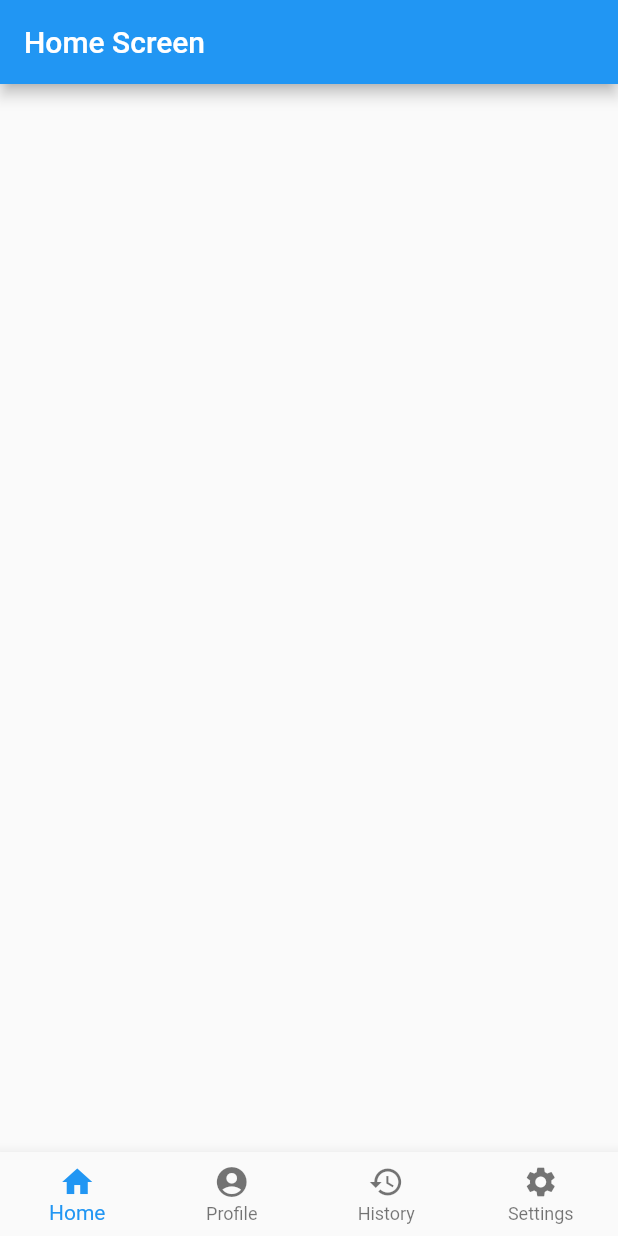
After one commit to keshav155/CivicConnect, a Flutter app: the screen it shows after launch, on a phone screen of 412 x 824 dp. The commit adds this screen. Run offline on Flutter 3.47's test engine with Material 2 defaults, Android fonts, the phone set to English and light mode, and no system bars; Roboto replaces fonts that are missing (OpenSans).

Commit message:
Adding the navigation and screens for the user side

```diff
--- a/civic_connect/lib/main.dart
+++ b/civic_connect/lib/main.dart
@@ -1,117 +1,48 @@
+import 'package:civic_connect/screens/user/forum_screen.dart';
+import 'package:civic_connect/screens/user/history_screen.dart';
+import 'package:civic_connect/screens/user/home_screen.dart';
+import 'package:civic_connect/screens/user/onboarding_screen.dart';
+import 'package:civic_connect/screens/user/settings_screen.dart';
+import 'package:civic_connect/screens/user/user_screen.dart';
+import 'package:civic_connect/widgets/UserBottomNavigationBar.dart';
 import 'package:flutter/material.dart';
 
-void main() {
-  runApp(MyApp());
+void main() => runApp(CivicConnect());
+
+class CivicConnect extends StatefulWidget {
+  @override
+  _CivicConnectState createState() => _CivicConnectState();
 }
 
-class MyApp extends StatelessWidget {
-  // This widget is the root of your application.
+class _CivicConnectState extends State<CivicConnect> {
   @override
+  void initState() {
+    super.initState();
+  }
+
   Widget build(BuildContext context) {
     return MaterialApp(
-      title: 'Flutter Demo',
-      theme: ThemeData(
-        // This is the theme of your application.
-        //
-        // Try running your application with "flutter run". You'll see the
-        // application has a blue toolbar. Then, without quitting the app, try
-        // changing the primarySwatch below to Colors.green and then invoke
-        // "hot reload" (press "r" in the console where you ran "flutter run",
-        // or simply save your changes to "hot reload" in a Flutter IDE).
-        // Notice that the counter didn't reset back to zero; the application
-        // is not restarted.
-        primarySwatch: Colors.blue,
-        // This makes the visual density adapt to the platform that you run
-        // the app on. For desktop platforms, the controls will be smaller and
-        // closer together (more dense) than on mobile platforms.
-        visualDensity: VisualDensity.adaptivePlatformDensity,
-      ),
-      home: MyHomePage(title: 'Flutter Demo Home Page'),
-    );
+        debugShowCheckedModeBanner: false,
+        // change the initialRoute here if you want to test out your screen
+        theme: ThemeData(
+          primarySwatch: Colors.blue,
+          fontFamily: 'OpenSans',
+        ),
+
+        // change the initialRoute here if you want to test out your screen
+        initialRoute: BottomNavigationBarController.id,
+        routes: {
+          // Define the routes here
+          OnboardingScreen.id: (context) => OnboardingScreen(),
+          HomeScreen.id: (context) => HomeScreen(),
+          HistoryScreen.id: (context) => HistoryScreen(),
+          SettingsScreen.id: (context) => SettingsScreen(),
+          UserScreen.id: (context) => UserScreen(),
+          ForumScreen.id: (context) => ForumScreen(),
+          BottomNavigationBarController.id: (context) =>
+              BottomNavigationBarController(),
+
+          //Builder
+        }); //Material App
   }
 }
-
-class MyHomePage extends StatefulWidget {
-  MyHomePage({Key key, this.title}) : super(key: key);
-
-  // This widget is the home page of your application. It is stateful, meaning
-  // that it has a State object (defined below) that contains fields that affect
-  // how it looks.
-
-  // This class is the configuration for the state. It holds the values (in this
-  // case the title) provided by the parent (in this case the App widget) and
-  // used by the build method of the State. Fields in a Widget subclass are
-  // always marked "final".
-
-  final String title;
-
-  @override
-  _MyHomePageState createState() => _MyHomePageState();
-}
-
-class _MyHomePageState extends State<MyHomePage> {
-  int _counter = 0;
-
-  void _incrementCounter() {
-    setState(() {
-      // This call to setState tells the Flutter framework that something has
-      // changed in this State, which causes it to rerun the build method below
-      // so that the display can reflect the updated values. If we changed
-      // _counter without calling setState(), then the build method would not be
-      // called again, and so nothing would appear to happen.
-      _counter++;
-    });
-  }
-
-  @override
-  Widget build(BuildContext context) {
-    // This method is rerun every time setState is called, for instance as done
-    // by the _incrementCounter method above.
-    //
-    // The Flutter framework has been optimized to make rerunning build methods
-    // fast, so that you can just rebuild anything that needs updating rather
-    // than having to individually change instances of widgets.
-    return Scaffold(
-      appBar: AppBar(
-        // Here we take the value from the MyHomePage object that was created by
-        // the App.build method, and use it to set our appbar title.
-        title: Text(widget.title),
-      ),
-      body: Center(
-        // Center is a layout widget. It takes a single child and positions it
-        // in the middle of the parent.
-        child: Column(
-          // Column is also a layout widget. It takes a list of children and
-          // arranges them vertically. By default, it sizes itself to fit its
-          // children horizontally, and tries to be as tall as its parent.
-          //
-          // Invoke "debug painting" (press "p" in the console, choose the
-          // "Toggle Debug Paint" action from the Flutter Inspector in Android
-          // Studio, or the "Toggle Debug Paint" command in Visual Studio Code)
-          // to see the wireframe for each widget.
-          //
-          // Column has various properties to control how it sizes itself and
-          // how it positions its children. Here we use mainAxisAlignment to
-          // center the children vertically; the main axis here is the vertical
-          // axis because Columns are vertical (the cross axis would be
-          // horizontal).
-          mainAxisAlignment: MainAxisAlignment.center,
-          children: <Widget>[
-            Text(
-              'You have pushed the button this many times:',
-            ),
-            Text(
-              '$_counter',
-              style: Theme.of(context).textTheme.headline4,
-            ),
-          ],
-        ),
-      ),
-      floatingActionButton: FloatingActionButton(
-        onPressed: _incrementCounter,
-        tooltip: 'Increment',
-        child: Icon(Icons.add),
-      ), // This trailing comma makes auto-formatting nicer for build methods.
-    );
-  }
-}
--- /dev/null
+++ b/civic_connect/lib/screens/user/forum_screen.dart
@@ -0,0 +1,20 @@
+import 'package:civic_connect/widgets/UserBottomNavigationBar.dart';
+import 'package:flutter/material.dart';
+
+class ForumScreen extends StatefulWidget {
+  static const String id = 'Forum_Screen';
+  const ForumScreen({Key key}) : super(key: key);
+  @override
+  _ForumScreenState createState() => _ForumScreenState();
+}
+
+class _ForumScreenState extends State<ForumScreen> {
+  @override
+  Widget build(BuildContext context) {
+    return Scaffold(
+      appBar: AppBar(
+        title: Text("Forum Screen"),
+      ),
+    );
+  }
+}
--- /dev/null
+++ b/civic_connect/lib/screens/user/home_screen.dart
@@ -0,0 +1,20 @@
+import 'package:civic_connect/widgets/UserBottomNavigationBar.dart';
+import 'package:flutter/material.dart';
+
+class HomeScreen extends StatefulWidget {
+  static const String id = 'Home_Screen';
+  const HomeScreen({Key key}) : super(key: key);
+  @override
+  _HomeScreenState createState() => _HomeScreenState();
+}
+
+class _HomeScreenState extends State<HomeScreen> {
+  @override
+  Widget build(BuildContext context) {
+    return Scaffold(
+      appBar: AppBar(
+        title: Text("Home Screen"),
+      ),
+    );
+  }
+}
--- /dev/null
+++ b/civic_connect/lib/widgets/UserBottomNavigationBar.dart
@@ -0,0 +1,70 @@
+import 'package:civic_connect/screens/user/forum_screen.dart';
+import 'package:civic_connect/screens/user/history_screen.dart';
+import 'package:civic_connect/screens/user/home_screen.dart';
+import 'package:civic_connect/screens/user/settings_screen.dart';
+import 'package:civic_connect/screens/user/user_screen.dart';
+import 'package:flutter/material.dart';
+
+class BottomNavigationBarController extends StatefulWidget {
+  static const String id = 'BottomNavigationBarController_Screen';
+  @override
+  _BottomNavigationBarControllerState createState() =>
+      _BottomNavigationBarControllerState();
+}
+
+class _BottomNavigationBarControllerState
+    extends State<BottomNavigationBarController> {
+  final List<Widget> pages = [
+    HomeScreen(
+      key: PageStorageKey('HomeScreen'),
+    ),
+    UserScreen(
+      key: PageStorageKey('UserScreen'),
+    ),
+    HistoryScreen(
+      key: PageStorageKey('HistoryScreen'),
+    ),
+    SettingsScreen(
+      key: PageStorageKey('SettingsScreen'),
+    ),
+  ];
+
+  final PageStorageBucket bucket = PageStorageBucket();
+
+  int _selectedIndex = 0;
+
+  Widget _bottomNavigationBar(int selectedIndex) => BottomNavigationBar(
+        type: BottomNavigationBarType.fixed,
+        onTap: (int index) => setState(() => _selectedIndex = index),
+        currentIndex: selectedIndex,
+        items: const <BottomNavigationBarItem>[
+          BottomNavigationBarItem(
+              icon: Icon(Icons.home),
+              title: Text('Home'),
+              backgroundColor: Colors.blue),
+          BottomNavigationBarItem(
+              icon: Icon(Icons.account_circle),
+              title: Text('Profile'),
+              backgroundColor: Colors.blue),
+          BottomNavigationBarItem(
+              icon: Icon(Icons.history),
+              title: Text('History'),
+              backgroundColor: Colors.blue),
+          BottomNavigationBarItem(
+              icon: Icon(Icons.settings),
+              title: Text('Settings'),
+              backgroundColor: Colors.blue),
+        ],
+      );
+
+  @override
+  Widget build(BuildContext context) {
+    return Scaffold(
+      bottomNavigationBar: _bottomNavigationBar(_selectedIndex),
+      body: PageStorage(
+        child: pages[_selectedIndex],
+        bucket: bucket,
+      ),
+    );
+  }
+}
```
Also changed, not shown: civic_connect/lib/screens/user/history_screen.dart (added, +20 -0 lines), civic_connect/lib/screens/user/onboarding_screen.dart (added, +19 -0 lines), civic_connect/lib/screens/user/settings_screen.dart (added, +19 -0 lines), civic_connect/lib/screens/user/user_screen.dart (added, +20 -0 lines), 2 other files.
